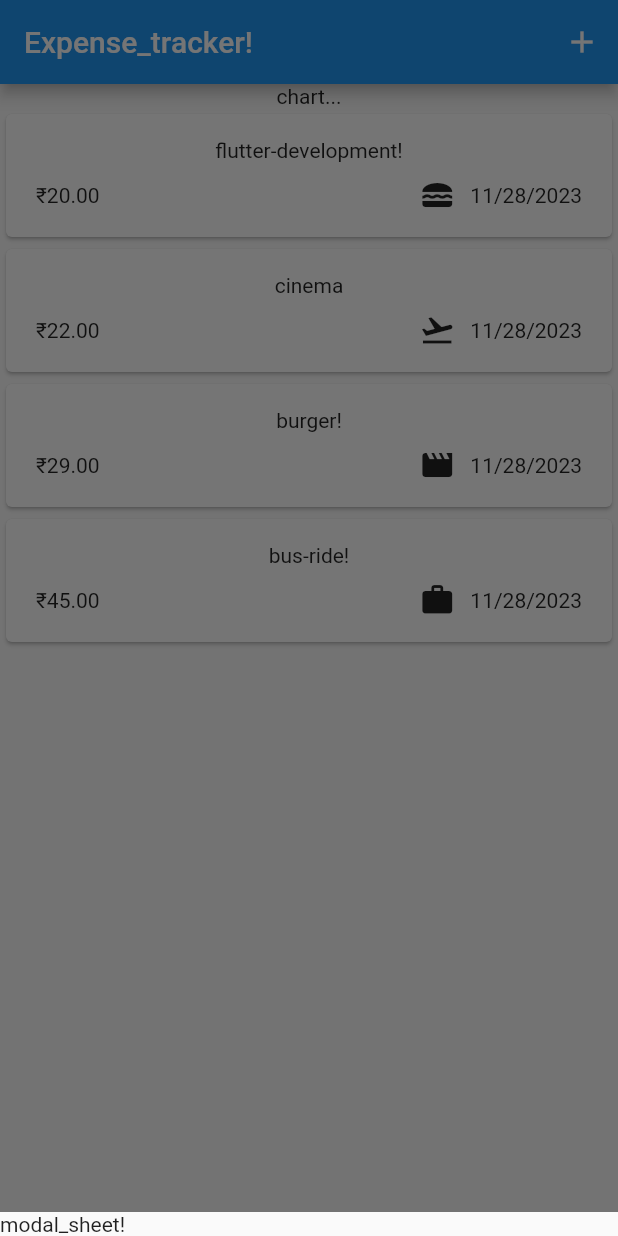
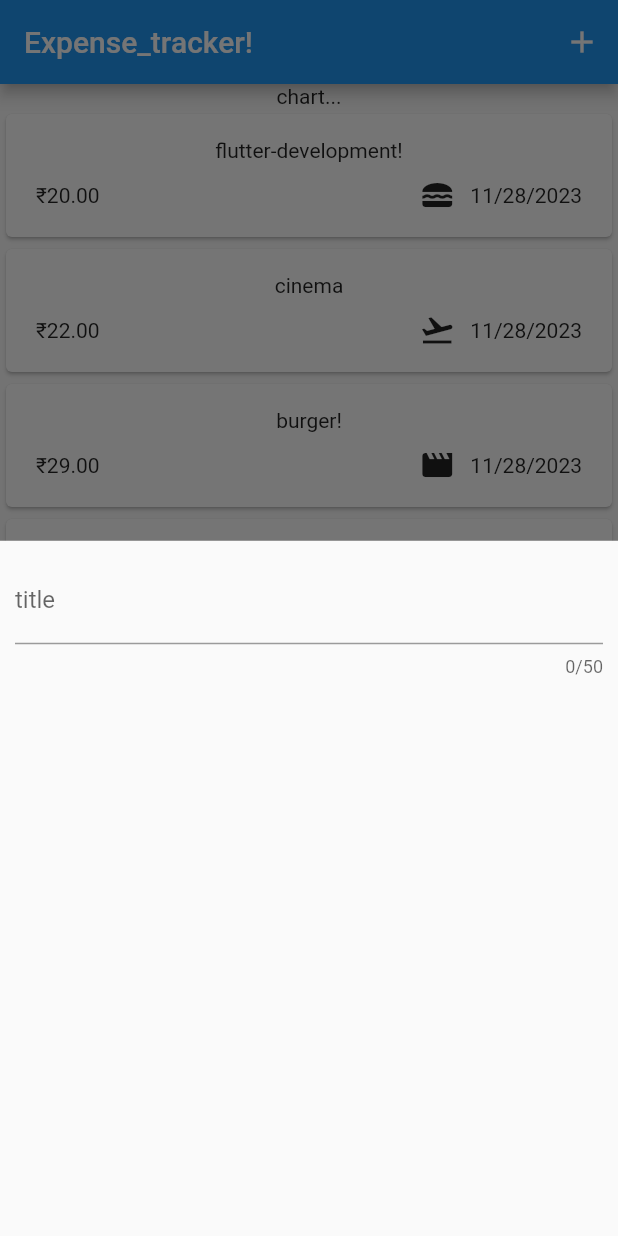
Before and after one commit to rinku-kr/expense_tracker, a Flutter app: the screen it shows after launch, after a tap on the "add" icon, on a phone screen of 412 x 824 dp. Run offline on Flutter 3.47's test engine with Material 2 defaults, Android fonts, the phone set to English and light mode, and no system bars.

Commit message:
handling user text input with the textfield widget

```diff
--- a/lib/widgets/expenses.dart
+++ b/lib/widgets/expenses.dart
@@ -1,6 +1,7 @@
 import 'package:flutter/material.dart';
 import 'package:expense_tracker/models/expense.dart';
 import 'package:expense_tracker/widgets/expenses_list/expenses_list.dart';
+import 'package:expense_tracker/widgets/new_expense.dart';
 
 class Expenses extends StatefulWidget {
   const Expenses({super.key});
@@ -38,7 +39,7 @@ class _ExpensesState extends State<Expenses> {
   void _openAddExpenseOverlay() {
     showModalBottomSheet(
       context: context,
-      builder: (ctx) => const Text('modal_sheet!'),
+      builder: (ctx) => const NewExpense(),
     );
   }
 
--- /dev/null
+++ b/lib/widgets/new_expense.dart
@@ -0,0 +1,27 @@
+import 'package:flutter/material.dart';
+
+class NewExpense extends StatefulWidget {
+  const NewExpense({super.key});
+
+  @override
+  State<NewExpense> createState() {
+    return _NewExpenseState();
+  }
+}
+
+class _NewExpenseState extends State<NewExpense> {
+  @override
+  Widget build(BuildContext cont) {
+    return Padding(
+      padding: const EdgeInsets.all(10),
+      child: Column(children: const [
+        TextField(
+          maxLength: 50,
+          decoration: InputDecoration(
+            label: Text('title'),
+          ),
+        )
+      ]),
+    );
+  }
+}
```
